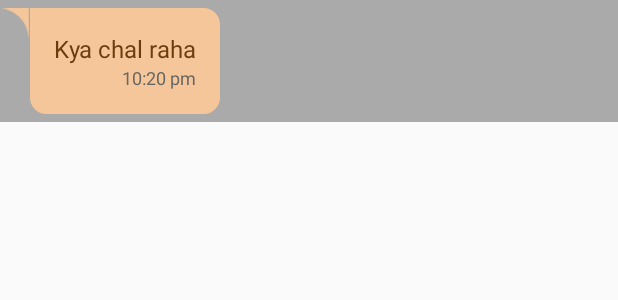
After one commit to Saurabh1402/Massacre, an Android app: the layout received_message_container.xml on its own in the app's theme, with its tools: preview values and no code run, on a phone screen of 412 x 824 dp. The commit adds this screen. Shown: the top 300 px of the screen. Run offline under Robolectric (Android 15) with nearby library versions, the phone set to English and light mode, and no system bars.

Commit message:
chat message Adapter Created..14052016

```diff
--- a/app/src/main/java/com/massacre/massacre/MessagingService.java
+++ b/app/src/main/java/com/massacre/massacre/MessagingService.java
@@ -36,6 +36,7 @@ public class MessagingService extends Service {
                 MyApplication.APPLICATION_VERSION_BACKENDLESS
         );
         ChatDbHelper db=new ChatDbHelper(this);
+
         Cursor cursor=db.getPendingMessages();
         Log.e("Saurabh",cursor.getCount()+" column count");
         String[] cols=new String[]{
@@ -73,7 +74,7 @@ public class MessagingService extends Service {
 
         return START_STICKY;
     }
-    public void sendMessage(final int messageId, final ChatDbHelper db, String contentTitle, String contentText,
+    public synchronized void sendMessage(final int messageId, final ChatDbHelper db, String contentTitle, String contentText,
                             String tickerText, final String message, final String messageRecipient, final int messageType){
         String recipientDeviceId=MyApplication.getDeviceId(getBaseContext(),messageRecipient);
         final Date date=new Date();
@@ -91,6 +92,7 @@ public class MessagingService extends Service {
         messageObject.setRecipient(contentTitle);
         messageObject.setTime(new Date());
         messageObject.setType(messageType);
+        messageObject.setSendOrReceived(ChatDbHelper.PENDING_MESSAGE);
         String messageObjectString=new Gson().toJson(messageObject);
         Backendless.Messaging.publish(messageObjectString, publishOptions, deliveroption,new AsyncCallback<MessageStatus>(){
 
--- a/app/src/main/java/com/massacre/massacre/ShowNotification.java
+++ b/app/src/main/java/com/massacre/massacre/ShowNotification.java
@@ -64,18 +64,18 @@ public class ShowNotification extends IntentService{
         long timeStamp= calendar.getTimeInMillis();
         String recipient=messageObject.getRecipient();
         int messageType=messageObject.getType();
-
+        int messageSendorReceived=ChatDbHelper.RECEIVED_MESSAGE;
         // ID, MESSAGE, RECIPIENT, DATE, SEND OR RECEIVED, TYPE
         //type  ===>>    1=> text ,,2=> photo 3=>video 4=>audio
         //Send or received  ====>>>   send =1 and recieved = 2 pending =>3 downloaded=3(in case of audio video and pic)
 
         ChatDbHelper chatDbHelper=new ChatDbHelper(this);
-        if(chatDbHelper.insertMessage(message,recipient,messageObject.getTime(),ChatDbHelper.RECEIVED_MESSAGE,messageType)){
+        if(chatDbHelper.insertMessage(message,recipient,messageObject.getTime(),messageSendorReceived,messageType)){
             //Log.e("SAURABH",true+" inserted");
         }
 //        Log.e("Saurabh",chatDbHelper.deleteMessageofPhone(messageObject.getRecipient()).intValue()+"");
         Cursor cursor=chatDbHelper.getAllMessage();
-//          Log.e("Saurabh",cursor.getCount()+" column count");
+          Log.e("Saurabh",cursor.getCount()+" column count");
 //        String[] cols=new String[]{
 //                ChatDbHelper.MESSAGE_COLUMN_ID,
 //                ChatDbHelper.MESSAGE_COLUMN_MESSAGE,
--- /dev/null
+++ b/app/src/main/res/drawable/received_message_background_styling_xml.xml
@@ -0,0 +1,20 @@
+<?xml version="1.0" encoding="utf-8"?>
+<shape xmlns:android="http://schemas.android.com/apk/res/android"
+    android:tint="@color/white"
+    android:thickness="0dp"
+    android:shape="rectangle">
+    <stroke android:width="15dp"
+        android:color="#ffffff"
+        android:dashGap="5dp"
+        />
+
+    <corners android:bottomLeftRadius="3dp"
+        android:bottomRightRadius="3dp"
+        android:topRightRadius="3dp"/>
+
+    <!-- <gradient
+         android:startColor="#eeeeee"
+         android:endColor="#FFFFFF"
+         android:type="linear"
+         android:angle="270"/>-->
+</shape>
--- a/app/src/main/res/layout/fragment_chat.xml
+++ b/app/src/main/res/layout/fragment_chat.xml
@@ -53,7 +53,7 @@
                 android:layout_weight="1"
                 android:elevation="5dp"
                 android:layout_gravity="center"
-                android:background="@drawable/edittext_styling_xml"
+                android:background="@drawable/send_message_background_styling_xml"
                 android:backgroundTint="@color/white"
                 android:padding="10dp"
                 android:maxLines="3"
--- /dev/null
+++ b/app/src/main/res/layout/received_message_container.xml
@@ -0,0 +1,48 @@
+<?xml version="1.0" encoding="utf-8"?>
+<RelativeLayout xmlns:android="http://schemas.android.com/apk/res/android"
+    android:orientation="vertical" android:layout_width="match_parent"
+    android:layout_height="wrap_content"
+    android:background="#aaa"
+    android:paddingBottom="5dp"
+    android:paddingTop="5dp"
+    >
+
+    <LinearLayout
+        android:layout_width="wrap_content"
+        android:layout_height="wrap_content"
+        android:background="@drawable/received_message_background_styling_xml"
+        android:padding="16dp"
+        android:orientation="vertical"
+        android:elevation="5dp"
+        android:layout_marginRight="50dp"
+        android:layout_alignParentTop="true"
+        android:backgroundTint="@color/received_message_background"
+        android:layout_toEndOf="@+id/image_triangle">
+
+        <TextView
+            android:layout_width="wrap_content"
+            android:layout_height="wrap_content"
+            android:text="Kya chal raha"
+            android:id="@+id/received_message_container_message"
+            android:textColor="@color/received_message_text_color"
+            android:textSize="@dimen/message_text_size"/>
+        <TextView
+            android:layout_width="wrap_content"
+            android:layout_height="wrap_content"
+            android:text="10:20 pm"
+            android:textSize="@dimen/time_text_size"
+            android:textColor="@color/time_text_color"
+            android:id="@+id/received_message_container_time"
+            android:layout_gravity="end"/>
+
+    </LinearLayout>
+    <ImageView
+        android:id="@+id/image_triangle"
+        android:layout_width="20dp"
+        android:layout_height="20dp"
+        android:src="@drawable/triangle"
+        android:rotation="90"
+        android:tint="@color/received_message_background"
+        android:layout_alignParentTop="true"
+        android:layout_alignParentLeft="true"/>
+</RelativeLayout>
--- a/app/src/main/res/values/colors.xml
+++ b/app/src/main/res/values/colors.xml
@@ -5,4 +5,9 @@
     <color name="colorAccent">#3331C3</color>
     <color name="white">#fff</color>
     <color name="black">#000</color>
+    <color name="send_message_background">#c4c4fd</color>
+    <color name="send_message_text_color">#1e1e64</color>
+    <color name="received_message_background">#F5C699</color>
+    <color name="received_message_text_color">#6b3c0e</color>
+    <color name="time_text_color">#666</color>
 </resources>
--- a/app/src/main/res/values/dimens.xml
+++ b/app/src/main/res/values/dimens.xml
@@ -3,4 +3,6 @@
     <dimen name="activity_horizontal_margin">16dp</dimen>
     <dimen name="activity_vertical_margin">16dp</dimen>
     <dimen name="fab_margin">16dp</dimen>
+    <dimen name="time_text_size">12sp</dimen>
+    <dimen name="message_text_size">16sp</dimen>
 </resources>
```
Also changed, not shown: app/src/main/java/com/massacre/massacre/ChatActivity.java (+30 -11 lines), app/src/main/java/com/massacre/massacre/ChatMessageHolderAdapter.java (added, +97 -0 lines), app/src/main/java/com/massacre/massacre/Message.java (+9 -1 lines), app/src/main/res/layout/send_message_container.xml (added, +56 -0 lines), app/src/main/res/drawable-hdpi/ic_done_all_black_36dp.png (added), app/src/main/res/drawable-hdpi/ic_done_black_36dp.png (added), app/src/main/res/drawable-hdpi/ic_hourglass_empty_black_36dp.png (added), app/src/main/res/drawable/send_message_background_styling_xml.xml (renamed from app/src/main/res/drawable/edittext_styling_xml.xml).
